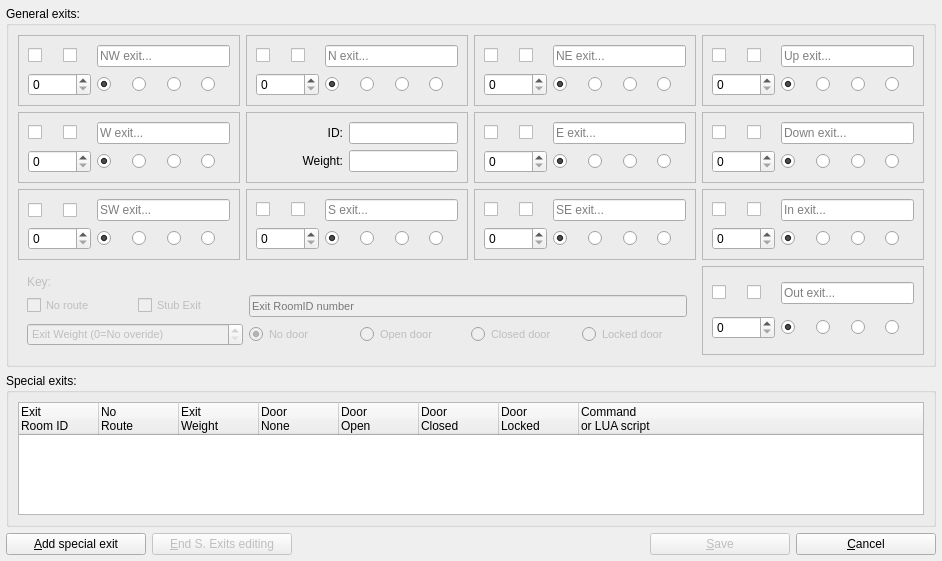
This is src/ui/room_exits.ui in Mudlet/Mudlet as Qt 5 draws it before an edit. The edited form follows.
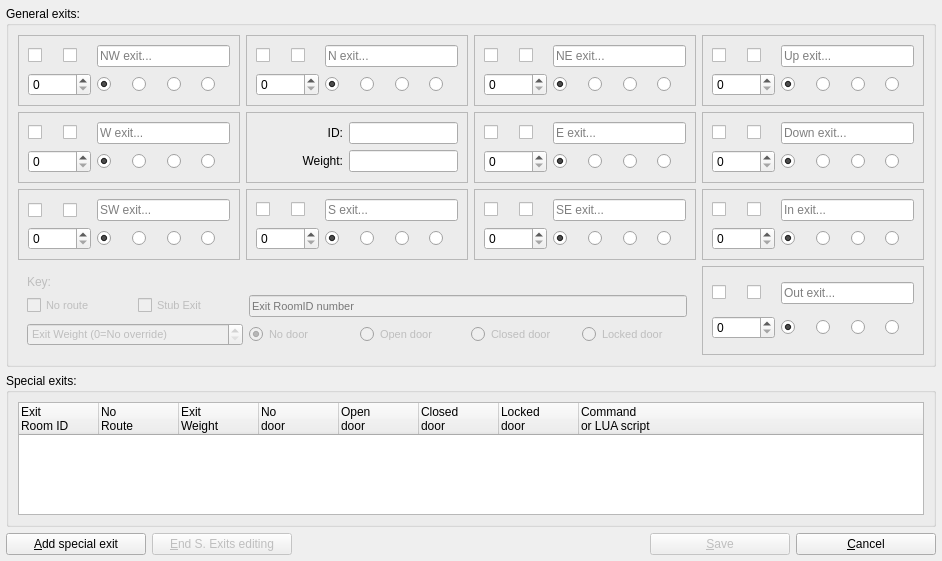
This is the edited form. Icons and pictures are not drawn. Custom widgets are drawn as their Qt base class.

The edit to the form file:
```diff
--- a/src/ui/room_exits.ui
+++ b/src/ui/room_exits.ui
@@ -1883,7 +1883,7 @@
             </font>
            </property>
            <property name="specialValueText">
-            <string>Exit Weight (0=No overide)</string>
+            <string>Exit Weight (0=No override)</string>
            </property>
            <property name="maximum">
             <number>9999</number>
@@ -2068,8 +2068,8 @@
         </column>
         <column>
          <property name="text">
-          <string>Door
-None</string>
+          <string>No
+door</string>
          </property>
          <property name="toolTip">
           <string>&lt;html&gt;&lt;head/&gt;&lt;body&gt;&lt;p&gt;No door symbol is drawn on 2D Map for this exit (only functional choice currently).&lt;/p&gt;&lt;/body&gt;&lt;/html&gt;</string>
@@ -2077,8 +2077,8 @@
         </column>
         <column>
          <property name="text">
-          <string>Door
-Open</string>
+          <string>Open
+door</string>
          </property>
          <property name="toolTip">
           <string>&lt;html&gt;&lt;head/&gt;&lt;body&gt;&lt;p&gt;Green (Open) door symbol would be drawn on 2D Map (but not currently).&lt;/p&gt;&lt;/body&gt;&lt;/html&gt;</string>
@@ -2086,8 +2086,8 @@
         </column>
         <column>
          <property name="text">
-          <string>Door
-Closed</string>
+          <string>Closed
+door</string>
          </property>
          <property name="toolTip">
           <string>&lt;html&gt;&lt;head/&gt;&lt;body&gt;&lt;p&gt;Orange (Closed) door symbol would be drawn on 2D Map (but not currently).&lt;/p&gt;&lt;/body&gt;&lt;/html&gt;</string>
@@ -2095,8 +2095,8 @@
         </column>
         <column>
          <property name="text">
-          <string>Door
-Locked</string>
+          <string>Locked
+door</string>
          </property>
          <property name="toolTip">
           <string>&lt;html&gt;&lt;head/&gt;&lt;body&gt;&lt;p&gt;Red (Locked) door symbol would be drawn on 2D Map (but not currently).&lt;/p&gt;&lt;/body&gt;&lt;/html&gt;</string>
```
Left out of the diff: 30 changed lines with no effect on the pictures.
